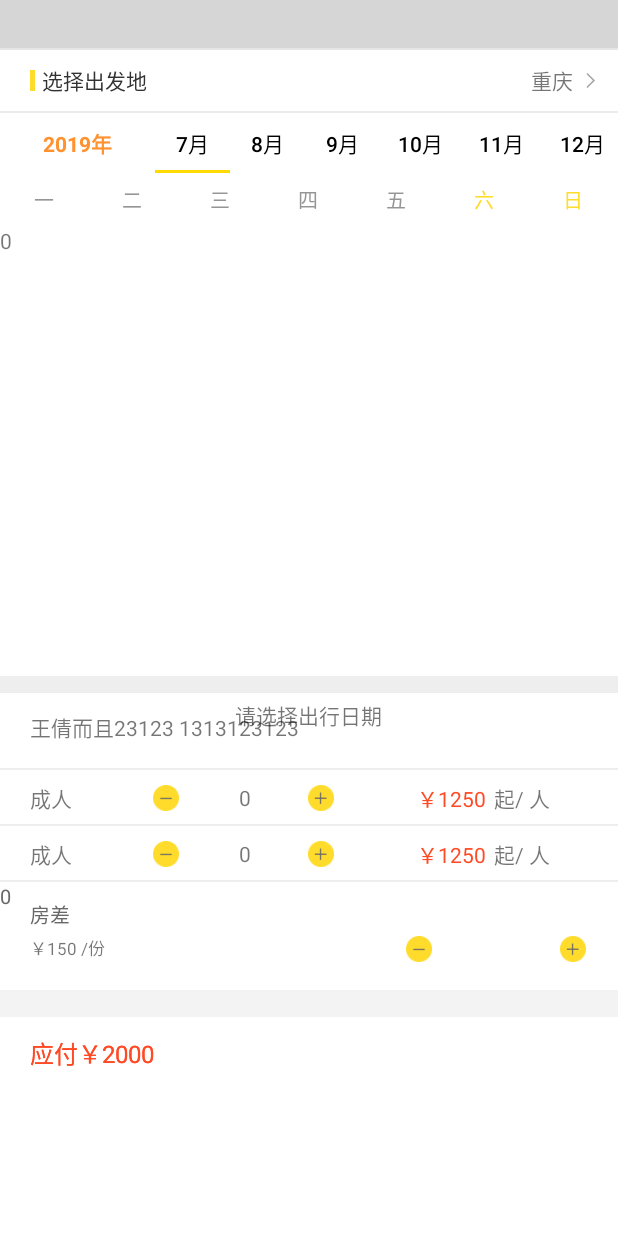
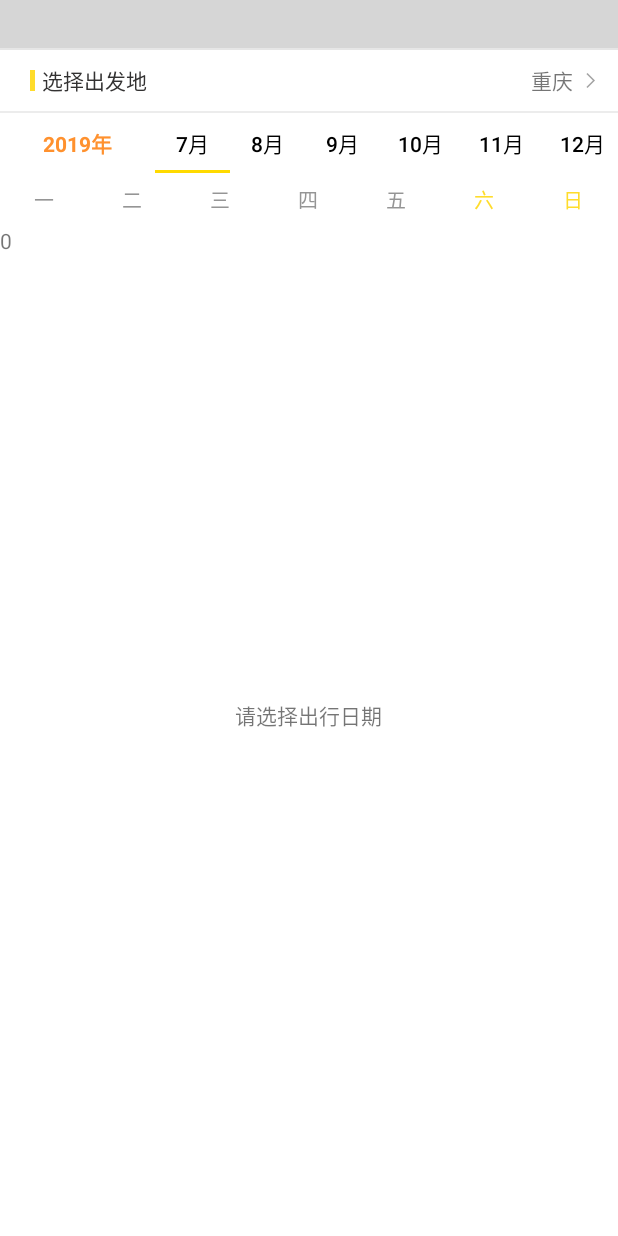
Before and after one commit to a329336057/qfxdemo, an Android app: the ResversDateFragment screen opened directly, with no data from a screen before it, on a phone screen of 412 x 824 dp. Run offline under Robolectric (Android 15) with nearby library versions, the phone set to English and light mode, and no system bars; libraries missing offline, so code that uses them is left out: com.chad.library, com.hjq.bar; plain views replace TitleBar; 4 statements that could not run were skipped; grey boxes are pictures that could not be loaded.

Commit message:
优化部分修改的新版内容

```diff
--- a/app/src/main/java/com/qifeixianapp/qfxdemo/Activitiy/TravelReserveActivity.java
+++ b/app/src/main/java/com/qifeixianapp/qfxdemo/Activitiy/TravelReserveActivity.java
@@ -11,6 +11,7 @@ import android.widget.FrameLayout;
 
 import android.support.design.widget.TabLayout;
 import android.widget.ImageView;
+import android.widget.RelativeLayout;
 import android.widget.TextView;
 
 
@@ -33,6 +34,9 @@ import java.util.Date;
 import java.util.List;
 
 public class TravelReserveActivity extends AppCompatActivity implements OnTitleBarListener {
+
+    public static RelativeLayout mTravelBillsRelativeLayout;
+    public static TextView mTravelDateSelect;
     public static TextView SelectDay; //选择的日子
     TabLayout mTableLayout;
     TitleBar mTitleBar;
@@ -122,6 +126,12 @@ public class TravelReserveActivity extends AppCompatActivity implements OnTitleB
         traveReserveDateBean9.setAward("1314");
         traveReserveDateBean9.setMoeny("2333");
         traveReserveDateBeans.add(traveReserveDateBean9);
+
+        TraveReserveDateBean traveReserveDateBean10=new TraveReserveDateBean();
+        traveReserveDateBean10.setTravelDate("2020-3-22 09:34:18");
+        traveReserveDateBean10.setAward("1314");
+        traveReserveDateBean10.setMoeny("2333");
+        traveReserveDateBeans.add(traveReserveDateBean10);
 }
 
     private void operation() {
@@ -166,8 +176,9 @@ public class TravelReserveActivity extends AppCompatActivity implements OnTitleB
     }
 
     private void find()  {
-        Intent intent=getIntent();
 
+        mTravelBillsRelativeLayout=findViewById(R.id.Travel_Reserve_Bills_RelativeLayout);
+        mTravelDateSelect=findViewById(R.id.Travel_Reserve_DateSelect);
         SelectDay=findViewById(R.id.Reserve_SelectDay);
         for (int i = 0; i <MonthList.size() ; i++) {
             String title=String.valueOf(MonthList.get(i));
@@ -189,7 +200,7 @@ public class TravelReserveActivity extends AppCompatActivity implements OnTitleB
             try {
                 Date date = sdf.parse(traveReserveDateBeans.get(i).getTravelDate());
                 calendar_Date.setTime(date);
-                int weekMonth = calendar_Date.get(android.icu.util.Calendar.MONTH) + 1;
+                int weekMonth = calendar_Date.get(android.icu.util.Calendar.MONTH) + 1; //周月
                 int mo=MonthList.get(j);
                 if(mo==weekMonth){
                     list.add(traveReserveDateBeans.get(i));
--- a/app/src/main/java/com/qifeixianapp/qfxdemo/fragment/ResversDateFragment.java
+++ b/app/src/main/java/com/qifeixianapp/qfxdemo/fragment/ResversDateFragment.java
@@ -133,6 +133,8 @@ public class ResversDateFragment extends Fragment implements BaseQuickAdapter.On
 
                     //在日期内则显示
                     TravelReserveActivity.SelectDay.setText("出发日期:"+Year+"年"+MothlistItem+"月"+day.getText()+"日出发");
+                    TravelReserveActivity.mTravelBillsRelativeLayout.setVisibility(View.VISIBLE);
+                    TravelReserveActivity.mTravelDateSelect.setVisibility(View.INVISIBLE);
                     selectDay=view.findViewById(R.id.travel_Reserve_List_back);
                     selectDay.setVisibility(View.VISIBLE);
 
--- a/app/src/main/java/com/qifeixianapp/qfxdemo/fragment/TravelFragment.java
+++ b/app/src/main/java/com/qifeixianapp/qfxdemo/fragment/TravelFragment.java
@@ -7,6 +7,8 @@ import android.os.Bundle;
 import android.support.design.widget.AppBarLayout;
 import android.support.design.widget.TabLayout;
 import android.support.v4.app.Fragment;
+import android.support.v4.app.FragmentManager;
+import android.support.v4.app.FragmentTransaction;
 import android.support.v4.view.ViewPager;
 import android.support.v7.widget.Toolbar;
 import android.view.LayoutInflater;
@@ -63,9 +65,27 @@ public class TravelFragment extends Fragment {
         tabLayout=v.findViewById(R.id.Travel_TabLayout);
         mTravellocalText=v.findViewById(R.id.Travel_local_map_text);
         mTravellocalText.setText((String)SharedPreferencesUtil.getData("localtion","重庆"));
-        fragmentList.add(new TravelPeripheralTourFragment("1.1"));
-        fragmentList.add(new TravelPeripheralTourFragment("1.2"));
-        fragmentList.add(new TravelPeripheralTourFragment("1.3"));
+        TravelPeripheralTourFragment fragment1 = new TravelPeripheralTourFragment();
+        TravelPeripheralTourFragment fragment2 = new TravelPeripheralTourFragment();
+        TravelPeripheralTourFragment fragment3 = new TravelPeripheralTourFragment();
+        Bundle bundle=new Bundle();
+        bundle.putString("tourist_type","1.1");
+        fragment1.setArguments(bundle);
+
+
+        Bundle bundle2=new Bundle();
+        bundle2.putString("tourist_type","1.2");
+        fragment2.setArguments(bundle2);
+
+
+        Bundle bundle3=new Bundle();
+        bundle3.putString("tourist_type","1.3");
+        fragment3.setArguments(bundle3);
+
+
+        fragmentList.add(fragment1);
+        fragmentList.add(fragment2);
+        fragmentList.add(fragment3);
         fragmentList.add(new TravelEndSheetFragment());
         fragmentList.add(new PersonalTailorFragment());
         TravelViewPagerFragmentListAdapter travelViewPagerFragmentListAdapter=new TravelViewPagerFragmentListAdapter(getChildFragmentManager(),getContext(),fragmentList,titleTab);
--- a/app/src/main/java/com/qifeixianapp/qfxdemo/fragment/TravelPeripheralTourFragment.java
+++ b/app/src/main/java/com/qifeixianapp/qfxdemo/fragment/TravelPeripheralTourFragment.java
@@ -46,7 +46,7 @@ import java.util.List;
 
 import static com.chad.library.adapter.base.BaseQuickAdapter.SCALEIN;
 
-
+@SuppressLint("ValidFragment")
 public class TravelPeripheralTourFragment extends Fragment implements ITravelRouteListView,View.OnClickListener{
     RelativeLayout mEmptyDataRefreshLayout,mDataRefreshLayout;   //数据显示和不显示
     Button mEmptyButton;
@@ -108,17 +108,16 @@ public class TravelPeripheralTourFragment extends Fragment implements ITravelRou
 
 
 
-        public TravelPeripheralTourFragment(String tourist_type){
-        super();
-        this.tourist_type=tourist_type;
 
-    }
+
     @Override
     public View onCreateView(LayoutInflater inflater, ViewGroup container,
                              Bundle savedInstanceState) {
         // Inflate the layout for this fragment
 
         View v= inflater.inflate(R.layout.fragment_travel_peripheral_tour, container, false);
+        Bundle bundle = getArguments();
+        tourist_type= bundle.getString("tourist_type");
         find(v);
         return v;
     }
--- a/app/src/main/res/layout/activity_reserve.xml
+++ b/app/src/main/res/layout/activity_reserve.xml
@@ -183,11 +183,17 @@
         android:text="请选择出行日期"
         android:layout_below="@id/Reserve_viewpager"
         android:layout_marginTop="15dp"
+        android:id="@+id/Travel_Reserve_DateSelect"
         android:layout_centerHorizontal="true"/>
+
+
+
 
     <RelativeLayout
         android:layout_width="wrap_content"
         android:layout_below="@id/Reserve_viewpager"
+        android:id="@+id/Travel_Reserve_Bills_RelativeLayout"
+        android:visibility="gone"
         android:layout_height="wrap_content">
         <View
             android:layout_width="match_parent"
@@ -258,7 +264,7 @@
                 android:layout_height="wrap_content"
                 android:layout_alignParentRight="true"
                 android:layout_centerVertical="true"
-                android:layout_marginRight="45dp"
+                android:layout_marginRight="25dp"
                 android:text="起/ 人" />
             <View
                 android:layout_width="match_parent"
@@ -316,7 +322,7 @@
                 android:layout_height="wrap_content"
                 android:layout_alignParentRight="true"
                 android:layout_centerVertical="true"
-                android:layout_marginRight="45dp"
+                android:layout_marginRight="25dp"
                 android:text="起/ 人" />
             <View
                 android:layout_width="match_parent"
@@ -334,8 +340,9 @@
                 android:layout_width="wrap_content"
                 android:layout_height="wrap_content"
                 android:layout_marginLeft="20dp"
-                android:layout_marginTop="11dp"
+                android:layout_marginTop="13dp"
                 android:text="房差"
+
                 android:textSize="13sp"
                 android:id="@+id/Travel_Reserve_fangcha"
                 android:textColor="#FF696767"
@@ -353,15 +360,16 @@
                 android:layout_width="17dp"
                 android:layout_height="17dp"
                 android:src="@drawable/travel_jian"
-                android:layout_centerVertical="true"
+
                 android:layout_alignParentRight="true"
                 android:layout_marginRight="124dp"
+                android:layout_marginTop="19dp"
                 />
             <ImageView
                 android:layout_width="17dp"
                 android:layout_height="17dp"
                 android:src="@drawable/travel_add"
-                android:layout_centerVertical="true"
+                android:layout_marginTop="19dp"
                 android:layout_alignParentRight="true"
                 android:layout_marginRight="21dp" />
             <TextView
@@ -369,6 +377,9 @@
                 android:layout_height="wrap_content"
                 android:textColor="#FF696767"
                 android:textSize="13sp"
+                android:layout_marginTop="19dp"
+                android:layout_alignParentRight="true"
+                android:layout_marginRight="78dp"
                 android:text="0"/>
             <View
                 android:layout_marginTop="19dp"
@@ -394,9 +405,68 @@
                 android:layout_height="wrap_content"
                 android:textColor="#FFFF4A26"
                 android:textSize="16sp"
+                android:id="@+id/Travel_Reserve_Bills_Money"
                 android:layout_marginLeft="20dp"
                 android:layout_marginTop="12dp"
                 android:text="应付￥2000"/>
+            <TextView
+                android:layout_width="wrap_content"
+                android:layout_height="wrap_content"
+                android:textColor="#FDB108"
+                android:textSize="16sp"
+                android:layout_toRightOf="@id/Travel_Reserve_Bills_Money"
+                android:id="@+id/Travel_Reserve_Bills_FB"
+                android:layout_marginTop="12dp"
+                android:text="+215"/>
+            <ImageView
+                android:layout_width="11dp"
+                android:layout_height="11dp"
+                android:src="@drawable/travel_list_fb"
+                android:layout_toRightOf="@id/Travel_Reserve_Bills_FB"
+                android:layout_marginLeft="3dp"
+                android:layout_marginTop="19dp"/>
+            <TextView
+                android:layout_width="wrap_content"
+                android:layout_height="wrap_content"
+                android:textColor="#696767"
+                android:textSize="11sp"
+                android:text="成人x2,儿童x1，房差x0"
+                android:layout_below="@id/Travel_Reserve_Bills_FB"
+                android:layout_marginTop="4dp"
+                android:layout_marginLeft="20dp"/>
+            <ImageView
+                android:layout_width="13dp"
+                android:layout_height="8dp"
+                android:src="@drawable/travel_up"
+                android:layout_centerInParent="true"/>
+            <RelativeLayout
+                android:layout_marginTop="6dp"
+                android:layout_marginRight="10dp"
+                android:layout_alignParentRight="true"
+                android:layout_centerVertical="true"
+                android:background="@drawable/login_verificantion_true"
+                android:layout_height="48dp"
+                android:layout_width="127dp">
+                <TextView
+                    android:layout_width="wrap_content"
+                    android:layout_height="wrap_content"
+                    android:textColor="#1F1E1E"
+                    android:layout_centerHorizontal="true"
+                    android:layout_marginTop="4dp"
+                    android:layout_alignParentTop="true"
+                    android:text="下一步"
+                    android:textSize="17sp"
+                    />
+                <TextView
+                    android:layout_width="wrap_content"
+                    android:layout_height="wrap_content"
+                    android:textSize="10sp"
+                    android:textColor="#696767"
+                    android:text="填写预定信息"
+                    android:layout_centerHorizontal="true"
+                    android:layout_alignParentBottom="true"
+                    android:layout_marginBottom="9dp"/>
+            </RelativeLayout>
         </RelativeLayout>
     </RelativeLayout>
 
--- a/app/src/main/res/layout/fragment_travel_peripheral_tour.xml
+++ b/app/src/main/res/layout/fragment_travel_peripheral_tour.xml
@@ -30,10 +30,6 @@
                 android:layout_width="match_parent"
                 android:id="@+id/Travel_List_TravelPeripheralTour_RecyclerView"
                 android:layout_height="match_parent"/>
-
-
-
-
 
 
 
```
